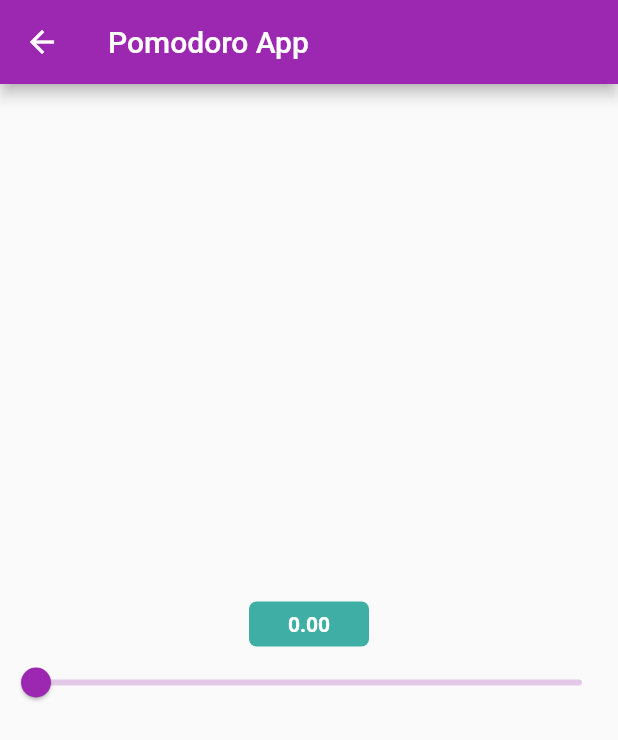
After one commit to KPMGE/pomodoro_app, a Flutter app: the SettingsPage screen opened directly, on a phone screen of 412 x 824 dp. The commit adds this screen. Shown: the top 740 px of the screen. Run offline on Flutter 3.47's test engine with Material 2 defaults, Android fonts, the phone set to English and light mode, and no system bars; our stand-ins replace percent_indicator, syncfusion_flutter_sliders; missing offline and left inert: circular_bottom_navigation, custom_timer.

Commit message:
:sparkles: start implementation of settings screen

```diff
--- /dev/null
+++ b/lib/pages/settings.dart
@@ -0,0 +1,52 @@
+import 'package:syncfusion_flutter_sliders/sliders.dart';
+import 'package:flutter/material.dart';
+
+class SettingsPage extends StatefulWidget {
+  const SettingsPage({super.key});
+
+  @override
+  State<SettingsPage> createState() => _SettingsPageState();
+}
+
+class _SettingsPageState extends State<SettingsPage> {
+  // SfRangeValues _values = const SfRangeValues(0, 60);
+
+  double _value = 0.0;
+
+  @override
+  Widget build(BuildContext context) {
+    return Scaffold(
+      appBar: AppBar(
+        title: const Text('Pomodoro App'),
+      ),
+      body: Column(
+        mainAxisAlignment: MainAxisAlignment.center,
+        children: [
+          Container(
+            width: 80,
+            height: 30,
+            decoration: BoxDecoration(
+                color: Colors.teal.withOpacity(0.75),
+                borderRadius: const BorderRadius.all(Radius.circular(5))),
+            child: Center(
+                child: Text(
+              _value.toStringAsFixed(2),
+              style: const TextStyle(
+                  fontWeight: FontWeight.bold, color: Colors.white),
+            )),
+          ),
+          Slider(
+            min: 0.0,
+            max: 60.0,
+            value: _value,
+            onChanged: (value) {
+              setState(() {
+                _value = value;
+              });
+            },
+          ),
+        ],
+      ),
+    );
+  }
+}
```
Also changed, not shown: lib/components/navbar.dart (+2 -8 lines), lib/pages/home.dart (+5 -5 lines).
